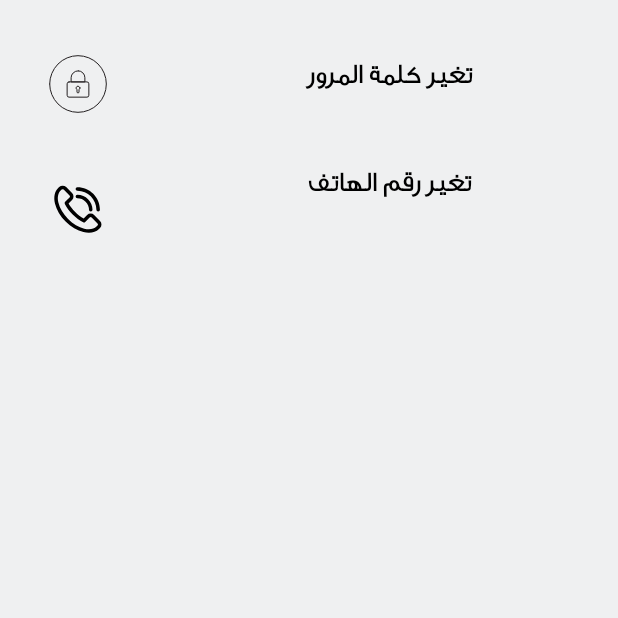
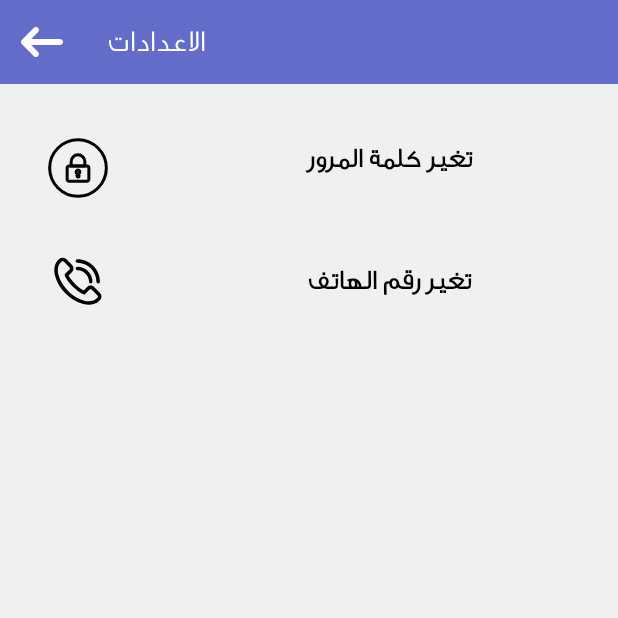
Before and after one commit to MahMughanni/teFinalProject, an Android app: the SettingActivity screen opened directly, with no data from a screen before it, on a phone screen of 412 x 824 dp, the top half of it. Run offline under Robolectric (Android 15) with nearby library versions, the phone set to English and light mode, and no system bars; network calls fail.

Commit message:
FawziEndUpdates|23/6

```diff
--- a/app/src/main/AndroidManifest.xml
+++ b/app/src/main/AndroidManifest.xml
@@ -33,7 +33,7 @@
             android:theme="@style/Theme.AppCompat.NoActionBar" />
         <activity android:name=".Activities.SettingActivity" />
         <activity android:name=".Activities.AboutUsActivity" />
-        <activity android:name=".Activities.HomeActivity" >
+        <activity android:name=".Activities.HomeActivity">
 
 
         </activity>
--- a/app/src/main/java/com/ucas/graduationproject/Activities/LoginActivity.java
+++ b/app/src/main/java/com/ucas/graduationproject/Activities/LoginActivity.java
@@ -79,7 +79,9 @@ public class LoginActivity extends AppCompatActivity implements View.OnClickList
                 if (!idNumber.isEmpty() && !password.isEmpty()) {
 
                     if (!checkInternetConnected()) {
+                        progressDialog.dismiss();
                         Toast.makeText(LoginActivity.this, "عذرا لا يوجد اتصال بالانترنت", Toast.LENGTH_LONG).show();
+
                     } else {
                         progressDialog.setMessage("جاري تسجيل الدخول...");
                         progressDialog.show();
--- a/app/src/main/java/com/ucas/graduationproject/Activities/SettingActivity.java
+++ b/app/src/main/java/com/ucas/graduationproject/Activities/SettingActivity.java
@@ -8,18 +8,17 @@ import android.widget.Switch;
 import android.widget.TextView;
 import android.widget.Toast;
 
+import com.ucas.graduationproject.R;
+
 import androidx.appcompat.app.AppCompatActivity;
-
-import com.ucas.graduationproject.R;
+import androidx.appcompat.widget.Toolbar;
 
 public class SettingActivity extends AppCompatActivity {
 
 
-    private Switch mSwitch1;
-    private TextView mSettingFgTvNotif;
     private TextView mSettingFgTvChangePassword;
     private TextView mSettingFgTvChangePhnoeNumber;
-
+    private Toolbar mToolbarSettings;
 
     @Override
     protected void onCreate(Bundle savedInstanceState) {
@@ -28,14 +27,8 @@ public class SettingActivity extends AppCompatActivity {
 
         init();
 
+        setSupportActionBar(mToolbarSettings);
 
-        mSettingFgTvNotif.setOnClickListener(new View.OnClickListener() {
-            @Override
-            public void onClick(View v) {
-
-                Toast.makeText(getApplication(), "تفعيل  الاشعارات ", Toast.LENGTH_SHORT).show();
-            }
-        });
 
         mSettingFgTvChangePassword.setOnClickListener(new View.OnClickListener() {
             @Override
@@ -51,11 +44,19 @@ public class SettingActivity extends AppCompatActivity {
             }
         });
 
+        mToolbarSettings.setNavigationIcon(R.drawable.ic_back);
+
+        mToolbarSettings.setNavigationOnClickListener(new View.OnClickListener() {
+            @Override
+            public void onClick(View view) {
+                finish();
+            }
+        });
+
     }
 
     void init() {
-        mSwitch1 = findViewById(R.id.switch1);
-        mSettingFgTvNotif = findViewById(R.id.settingFg_tv_Notif);
+        mToolbarSettings = findViewById(R.id.toolbarSettings);
         mSettingFgTvChangePassword = findViewById(R.id.settingFg_tv_ChangePassword);
         mSettingFgTvChangePhnoeNumber = findViewById(R.id.settingFg_tv_ChangePhnoe_Number);
 
--- a/app/src/main/java/com/ucas/graduationproject/Fragments/HomeFragment.java
+++ b/app/src/main/java/com/ucas/graduationproject/Fragments/HomeFragment.java
@@ -70,6 +70,7 @@ public class HomeFragment extends Fragment {
         view = LayoutInflater.from(getContext()).inflate(R.layout.fragment_home, container, false);
         init();
         if (!checkInternetConnected()) {
+            progressBarHomeF.setVisibility(View.GONE);
             Toast.makeText(getActivity(), "عذرا لا يوجد اتصال بالانترنت", Toast.LENGTH_LONG).show();
 
         } else {
--- a/app/src/main/java/com/ucas/graduationproject/Fragments/NoteFragment.java
+++ b/app/src/main/java/com/ucas/graduationproject/Fragments/NoteFragment.java
@@ -65,6 +65,7 @@ public class NoteFragment extends Fragment {
         progressBarNotesF.setVisibility(View.VISIBLE);
 
         if (!checkInternetConnected()) {
+            progressBarNotesF.setVisibility(View.GONE);
             Toast.makeText(getActivity(), "عذرا لا يوجد اتصال بالانترنت", Toast.LENGTH_LONG).show();
 
         } else {
--- a/app/src/main/java/com/ucas/graduationproject/Fragments/TravelFragment.java
+++ b/app/src/main/java/com/ucas/graduationproject/Fragments/TravelFragment.java
@@ -50,7 +50,9 @@ public class TravelFragment extends Fragment {
         mTravelFgRv = view.findViewById(R.id.travelFg_rv);
         progressBarTravelF = view.findViewById(R.id.progressBarTravelF);
         progressBarTravelF.setVisibility(View.VISIBLE);
+
         if (!checkInternetConnected()) {
+            progressBarTravelF.setVisibility(View.GONE);
             Toast.makeText(getActivity(), "عذرا لا يوجد اتصال بالانترنت", Toast.LENGTH_LONG).show();
 
         } else {
--- /dev/null
+++ b/app/src/main/res/drawable/ic_back.xml
@@ -0,0 +1,9 @@
+<vector xmlns:android="http://schemas.android.com/apk/res/android"
+    android:width="32dp"
+    android:height="32dp"
+    android:viewportWidth="32"
+    android:viewportHeight="32">
+  <path
+      android:pathData="m28,14l-19.2,0l4.62,-4.62c0.394,-0.394 0.58,-0.864 0.58,-1.38c0,-0.984 -0.813,-2 -2,-2c-0.531,0 -0.994,0.193 -1.38,0.58l-7.958,7.958c-0.328,0.328 -0.662,0.733 -0.662,1.462s0.279,1.08 0.646,1.447l7.974,7.973c0.386,0.387 0.849,0.58 1.38,0.58c1.188,0 2,-1.016 2,-2c0,-0.516 -0.186,-0.986 -0.58,-1.38l-4.62,-4.62l19.2,0c1.104,0 2,-0.896 2,-2s-0.896,-2 -2,-2z"
+      android:fillColor="#ffffff"/>
+</vector>
--- a/app/src/main/res/drawable/ic_btn_lock.xml
+++ b/app/src/main/res/drawable/ic_btn_lock.xml
@@ -2,18 +2,18 @@
     android:viewportWidth="120" android:width="40dp" xmlns:android="http://schemas.android.com/apk/res/android">
     <path android:fillColor="#00000000"
         android:pathData="M60,60m-56.64,0a56.64,56.64 0,1 1,113.28 0a56.64,56.64 0,1 1,-113.28 0"
-        android:strokeColor="#231f20" android:strokeLineCap="round"
-        android:strokeLineJoin="round" android:strokeWidth="2"/>
+        android:strokeColor="#000" android:strokeLineCap="round"
+        android:strokeLineJoin="round" android:strokeWidth="6"/>
     <path android:fillColor="#00000000"
         android:pathData="M42.06,55.83L77.93,55.83A3.78,3.78 0,0 1,81.71 59.61L81.71,82.53A3.78,3.78 0,0 1,77.93 86.31L42.06,86.31A3.78,3.78 0,0 1,38.28 82.53L38.28,59.61A3.78,3.78 0,0 1,42.06 55.83z"
-        android:strokeColor="#231f20" android:strokeLineCap="round"
-        android:strokeLineJoin="round" android:strokeWidth="2"/>
+        android:strokeColor="#000" android:strokeLineCap="round"
+        android:strokeLineJoin="round" android:strokeWidth="6"/>
     <path android:fillColor="#00000000"
         android:pathData="M60,33.69h0A13.76,13.76 0,0 1,73.76 47.45v8.38a0,0 0,0 1,0 0H46.24a0,0 0,0 1,0 0V47.45A13.76,13.76 0,0 1,60 33.69Z"
-        android:strokeColor="#231f20" android:strokeLineCap="round"
-        android:strokeLineJoin="round" android:strokeWidth="2"/>
+        android:strokeColor="#000" android:strokeLineCap="round"
+        android:strokeLineJoin="round" android:strokeWidth="6"/>
     <path android:fillColor="#00000000"
         android:pathData="M63.8,67.79A3.81,3.81 0,0 1,62 71.34v4.49a2,2 0,0 1,-2 2h0a2,2 0,0 1,-2 -2V71.34a3.81,3.81 0,1 1,5.81 -3.55Z"
-        android:strokeColor="#231f20" android:strokeLineCap="round"
-        android:strokeLineJoin="round" android:strokeWidth="2"/>
+        android:strokeColor="#000" android:strokeLineCap="round"
+        android:strokeLineJoin="round" android:strokeWidth="6"/>
 </vector>
--- a/app/src/main/res/layout/fragment_nav__setting.xml
+++ b/app/src/main/res/layout/fragment_nav__setting.xml
@@ -4,6 +4,7 @@
     xmlns:tools="http://schemas.android.com/tools"
     android:layout_width="match_parent"
     android:layout_height="match_parent"
+    android:layoutDirection="ltr"
     tools:context=".Activities.SettingActivity">
 
     <androidx.constraintlayout.widget.ConstraintLayout
@@ -11,53 +12,35 @@
         android:layout_height="match_parent"
         android:background="#EFF0F1">
 
-
-        <Switch
-            android:id="@+id/switch1"
-            android:layout_width="wrap_content"
+        <androidx.appcompat.widget.Toolbar
+            android:id="@+id/toolbarSettings"
+            android:layout_width="match_parent"
             android:layout_height="wrap_content"
-            android:layout_alignParentStart="true"
-            android:layout_alignParentTop="true"
-            android:layout_marginStart="30dp"
-            android:visibility="gone"
-            android:layout_marginTop="32dp"
+            android:background="?attr/colorPrimary"
+            android:minHeight="?attr/actionBarSize"
+            android:theme="?attr/actionBarTheme"
+            app:layout_constraintEnd_toEndOf="parent"
             app:layout_constraintStart_toStartOf="parent"
-            app:layout_constraintTop_toTopOf="parent" />
-
-        <TextView
-            android:id="@+id/settingFg_tv_Notif"
-            android:layout_width="200dp"
-            android:layout_height="36dp"
-            android:layout_marginTop="32dp"
-            android:fontFamily="@font/stc"
-            android:gravity="center"
-            android:textStyle="bold"
-            android:text="تفعيل الاشعارات"
-            android:textColor="#000"
-            android:visibility="gone"
-            android:textSize="18sp"
-            app:layout_constraintEnd_toEndOf="parent"
-            app:layout_constraintStart_toEndOf="@+id/switch1"
-            app:layout_constraintTop_toTopOf="parent" />
+            app:layout_constraintTop_toTopOf="parent"
+            app:title="الاعدادات" />
 
 
         <ImageView
             android:id="@+id/img"
             android:layout_width="40dp"
             android:layout_height="40dp"
-            android:layout_below="@id/switch1"
+            android:layout_below="@id/toolbarSettings"
             android:layout_marginStart="32dp"
             android:layout_marginTop="36dp"
             android:src="@drawable/ic_btn_lock"
             app:layout_constraintStart_toStartOf="parent"
-            app:layout_constraintTop_toBottomOf="@+id/switch1" />
+            app:layout_constraintTop_toBottomOf="@+id/toolbarSettings" />
 
         <TextView
-
             android:id="@+id/settingFg_tv_ChangePassword"
             android:layout_width="200dp"
             android:layout_height="36dp"
-            android:layout_below="@id/settingFg_tv_Notif"
+            android:layout_below="@id/toolbarSettings"
             android:layout_marginTop="32dp"
             android:fontFamily="@font/stc"
             android:gravity="center"
@@ -68,15 +51,15 @@
             app:layout_constraintEnd_toEndOf="parent"
             app:layout_constraintHorizontal_bias="0.625"
             app:layout_constraintStart_toEndOf="@+id/img"
-            app:layout_constraintTop_toBottomOf="@+id/settingFg_tv_Notif" />
+            app:layout_constraintTop_toBottomOf="@+id/toolbarSettings" />
 
         <ImageView
             android:id="@+id/img2"
             android:layout_width="40dp"
             android:layout_height="40dp"
-            android:layout_below="@id/switch1"
+            android:layout_below="@id/toolbarSettings"
             android:layout_marginStart="32dp"
-            android:layout_marginTop="44dp"
+            android:layout_marginTop="36dp"
             android:src="@drawable/ic_multimedia"
             app:layout_constraintStart_toStartOf="parent"
             app:layout_constraintTop_toBottomOf="@+id/img" />
@@ -85,8 +68,8 @@
             android:id="@+id/settingFg_tv_ChangePhnoe_Number"
             android:layout_width="200dp"
             android:layout_height="36dp"
-            android:layout_below="@id/settingFg_tv_Notif"
-            android:layout_marginTop="36dp"
+            android:layout_below="@id/toolbarSettings"
+            android:layout_marginTop="45dp"
             android:fontFamily="@font/stc"
             android:gravity="center"
             android:text="تغير رقم الهاتف"
--- a/app/src/main/res/layout/travelfg_item_rv.xml
+++ b/app/src/main/res/layout/travelfg_item_rv.xml
@@ -33,12 +33,12 @@
         android:layout_height="wrap_content"
         android:layout_gravity="bottom"
         android:alpha=".8"
-        android:gravity="center"
-        android:textColor="#000"
         android:background="#E1DEDE"
         android:defaultFocusHighlightEnabled="true"
         android:fontFamily="@font/ge_ss_unique_light"
+        android:gravity="center"
         android:text="عنوان الرحلة ' تفصيل بسيط ' "
+        android:textColor="#000"
         android:textSize="20sp"
         android:textStyle="bold" />
 
```
Also changed, not shown: app/src/main/java/com/ucas/graduationproject/Activities/UpdatePasswordActivity.java (+22 -1 lines), app/src/main/java/com/ucas/graduationproject/Activities/UpdatePhoneNumberActivity.java (+37 -4 lines), app/src/main/java/com/ucas/graduationproject/Adapters/FinancialAdapter.java (+7 -3 lines), app/src/main/java/com/ucas/graduationproject/Fragments/FinancialFragment.java (+22 -8 lines), app/src/main/java/com/ucas/graduationproject/Model/FinancialData.java (+11 -1 lines), app/src/main/res/layout/activity_update_password.xml (+11 -19 lines), app/src/main/res/layout/activity_update_phone_number.xml (+11 -12 lines), app/src/main/res/layout/custom_finacial_fragment_desgin.xml (+30 -34 lines), app/src/main/res/layout/fragment_financial.xml (+41 -6 lines), app/src/main/res/layout/notefg_item_rvlist.xml (+18 -13 lines).
